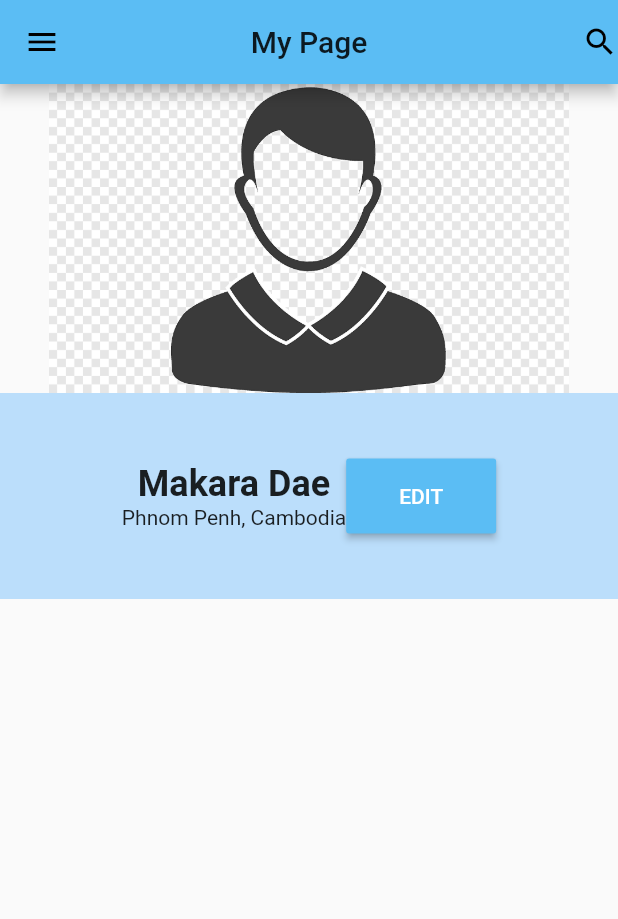
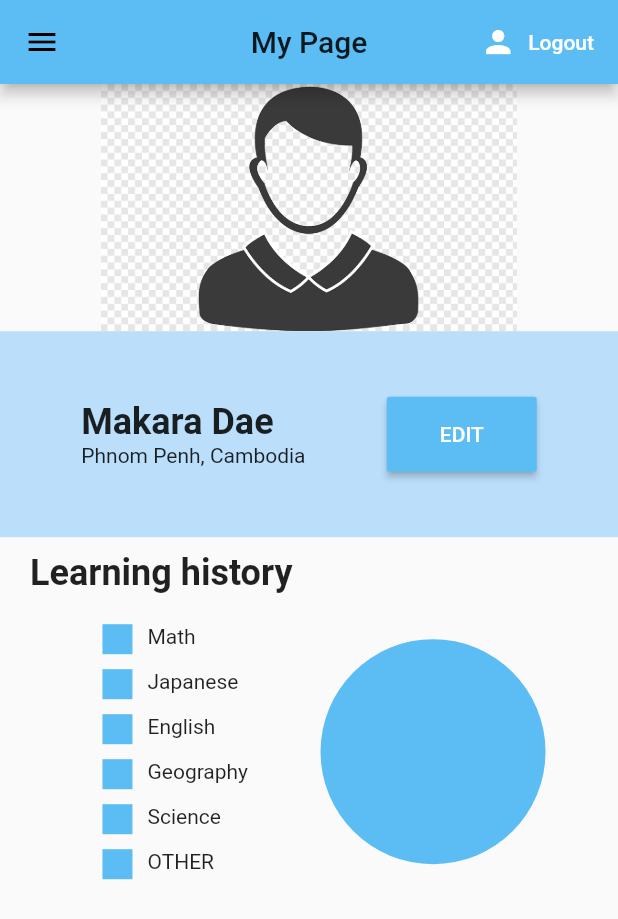
Before and after one commit to ChepChanSeyha/prune_app, a Flutter app: the Profile screen opened directly, on a phone screen of 412 x 824 dp. Shown: the top 919 px of the screen. Run offline on Flutter 3.47's test engine with Material 2 defaults, Android fonts, the phone set to English and light mode, and no system bars; our stand-ins replace charts_flutter, firebase_auth, flutter_spinkit, splashscreen, youtube_player_flutter; accounts and stored records are empty.

Commit message:
update profile screen

```diff
--- a/lib/main.dart
+++ b/lib/main.dart
@@ -1,7 +1,6 @@
 import 'package:flutter/material.dart';
 import 'package:provider/provider.dart';
 import 'package:prune_app/screens/home/splashscreen.dart';
-import 'package:prune_app/screens/wrapper.dart';
 import 'models/user.dart';
 import 'services/auth.dart';
 
--- a/lib/screens/home/home.dart
+++ b/lib/screens/home/home.dart
@@ -10,8 +10,8 @@ class Home extends StatefulWidget {
 class _HomeState extends State<Home> {
   @override
   Widget build(BuildContext context) {
-    return CupertinoScrollbar(
-      child: Container(
+    return Scaffold(
+      body: Container(
         child: Column(
           children: <Widget>[
             Padding(
@@ -50,7 +50,7 @@ Widget CustomTextField(text, BuildContext context) {
     onTap: (){
       Navigator.push(
           context,
-          CupertinoPageRoute(builder: (context) => ViewlistScreen()
+          CupertinoPageRoute(builder: (context) => ViewListScreen()
           )
       );
     },
--- a/lib/screens/home/profile.dart
+++ b/lib/screens/home/profile.dart
@@ -1,15 +1,159 @@
+import 'package:firebase_auth/firebase_auth.dart';
 import 'package:flutter/cupertino.dart';
+import 'package:flutter/material.dart';
+import 'package:prune_app/shared/loading.dart';
+import 'package:prune_app/shared/widgets.dart';
 
-class ProfileScreen extends StatefulWidget {
+class Profile extends StatefulWidget {
   @override
-  _ProfileScreenState createState() => _ProfileScreenState();
+  _ProfileState createState() => _ProfileState();
 }
 
-class _ProfileScreenState extends State<ProfileScreen> {
+class _ProfileState extends State<Profile> {
+
+  final FirebaseAuth _auth = FirebaseAuth.instance;
+
+  bool loading = false;
+
   @override
   Widget build(BuildContext context) {
-    return Container(
-      child: Text("profile"),
+    return loading ? Loading() : Scaffold(
+      appBar: AppBar(
+        centerTitle: true,
+        title: Text('My Page'),
+        actions: <Widget>[
+//          Icon(Icons.search),
+            FlatButton.icon(
+              onPressed: () async {
+                await _auth.signOut();
+              },
+              icon: Icon(
+                Icons.person,
+                color: Colors.white,
+              ),
+              label: Text(
+                'Logout',
+                style: TextStyle(color: Colors.white),
+              ))
+        ],
+      ),
+      drawer: Drawer(
+        child: ListView(
+          padding: EdgeInsets.zero,
+          children: const <Widget>[
+            DrawerHeader(
+              decoration: BoxDecoration(
+                color: Color(0xff5BBDF4),
+              ),
+              child: Text(
+                'Drawer Header',
+                style: TextStyle(
+                  color: Colors.white,
+                  fontSize: 24,
+                ),
+              ),
+            ),
+            ListTile(
+              leading: Icon(Icons.message),
+              title: Text('Messages'),
+            ),
+            ListTile(
+              leading: Icon(Icons.account_circle),
+              title: Text('Profile'),
+            ),
+            ListTile(
+              leading: Icon(Icons.settings),
+              title: Text('Settings'),
+            ),
+          ],
+        ),
+      ),
+      body: Column(
+        children: <Widget>[
+          Container(
+            width: MediaQuery.of(context).size.width * 1,
+            height: MediaQuery.of(context).size.width/2.5,
+            child: Image.asset('assets/images/image.png', fit: BoxFit.fitHeight, alignment: Alignment.center),
+          ),
+          Container(
+            color: Colors.blue[100],
+            width: MediaQuery.of(context).size.width * 1,
+            height: MediaQuery.of(context).size.width/3,
+            child: Row(
+              mainAxisAlignment: MainAxisAlignment.spaceEvenly,
+              children: <Widget>[
+                Column(
+                  mainAxisAlignment: MainAxisAlignment.center,
+                  crossAxisAlignment: CrossAxisAlignment.start,
+                  children: <Widget>[
+                    Text('Makara Dae', style: TextStyle(fontWeight: FontWeight.bold, fontSize: 24),),
+                    Text('Phnom Penh, Cambodia'),
+                  ],
+                ),
+                ButtonTheme(
+                  height: 50.0,
+                  minWidth: 100.0,
+                  child: RaisedButton(
+                    child: Text('EDIT'),
+                    onPressed: () {},
+                    textColor: Colors.white,
+                    color: Color(0xff5BBDF4),
+                  ),
+                ),
+              ],
+            ),
+          ),
+          Padding(
+            padding: const EdgeInsets.only(top: 10, bottom: 10),
+            child: Container(
+              width: MediaQuery.of(context).size.width * 1,
+              child: Padding(
+                padding: const EdgeInsets.only(left: 20),
+                child: Column(
+                  crossAxisAlignment: CrossAxisAlignment.start,
+                  children: <Widget>[
+                    Padding(
+                      padding: const EdgeInsets.only(bottom: 20),
+                      child: Text('Learning history', style: TextStyle(fontWeight: FontWeight.bold, fontSize: 24),),
+                    ),
+                    Row(
+                      crossAxisAlignment: CrossAxisAlignment.center,
+                      mainAxisAlignment: MainAxisAlignment.spaceEvenly,
+                      children: <Widget>[
+                        Column(
+                          crossAxisAlignment: CrossAxisAlignment.start,
+                          mainAxisAlignment: MainAxisAlignment.spaceEvenly,
+                          children: <Widget>[
+                            subject('Math'),
+                            SizedBox(height: 10,),
+                            subject('Japanese'),
+                            SizedBox(height: 10,),
+                            subject('English'),
+                            SizedBox(height: 10,),
+                            subject('Geography'),
+                            SizedBox(height: 10,),
+                            subject('Science'),
+                            SizedBox(height: 10,),
+                            subject('OTHER'),
+                          ],
+                        ),
+                        Container(
+                          width: 150,
+                          height: 150,
+                          decoration: BoxDecoration(
+                            shape: BoxShape.circle,
+                            color: Color(0xff5BBDF4),
+                          ),
+                        ),
+                      ],
+                    )
+                  ],
+                ),
+              ),
+            ),
+          ),
+        ],
+      ),
     );
   }
 }
--- a/lib/screens/home/splashscreen.dart
+++ b/lib/screens/home/splashscreen.dart
@@ -12,7 +12,7 @@ class _MySplashScreenState extends State<MySplashScreen> {
   @override
   Widget build(BuildContext context) {
     return SplashScreen(
-        seconds: 14,
+        seconds: 5,
         navigateAfterSeconds: Wrapper(),
         backgroundColor: Colors.transparent,
         imageBackground: AssetImage('assets/images/background.jpg'),
--- a/lib/screens/home/viewlist.dart
+++ b/lib/screens/home/viewlist.dart
@@ -2,12 +2,12 @@ import 'package:flutter/cupertino.dart';
 import 'package:flutter/material.dart';
 import 'package:youtube_player_flutter/youtube_player_flutter.dart';
 
-class ViewlistScreen extends StatefulWidget {
+class ViewListScreen extends StatefulWidget {
   @override
-  _ViewlistScreenState createState() => _ViewlistScreenState();
+  _ViewListScreenState createState() => _ViewListScreenState();
 }
 
-class _ViewlistScreenState extends State<ViewlistScreen> {
+class _ViewListScreenState extends State<ViewListScreen> {
   YoutubePlayerController _controller;
   @override
   void initState(){
--- a/lib/screens/profile/profile.dart
+++ /dev/null
@@ -1,89 +0,0 @@
-import 'package:flutter/cupertino.dart';
-import 'package:flutter/material.dart';
-
-class Profile extends StatefulWidget {
-  @override
-  _ProfileState createState() => _ProfileState();
-}
-
-class _ProfileState extends State<Profile> {
-  @override
-  Widget build(BuildContext context) {
-    return Scaffold(
-      appBar: AppBar(
-        centerTitle: true,
-        title: Text('My Page'),
-        actions: <Widget>[
-          Icon(Icons.search)
-        ],
-      ),
-      drawer: Drawer(
-        child: ListView(
-          padding: EdgeInsets.zero,
-          children: const <Widget>[
-            DrawerHeader(
-              decoration: BoxDecoration(
-                color: Color(0xff5BBDF4),
-              ),
-              child: Text(
-                'Drawer Header',
-                style: TextStyle(
-                  color: Colors.white,
-                  fontSize: 24,
-                ),
-              ),
-            ),
-            ListTile(
-              leading: Icon(Icons.message),
-              title: Text('Messages'),
-            ),
-            ListTile(
-              leading: Icon(Icons.account_circle),
-              title: Text('Profile'),
-            ),
-            ListTile(
-              leading: Icon(Icons.settings),
-              title: Text('Settings'),
-            ),
-          ],
-        ),
-      ),
-      body: Column(
-        children: <Widget>[
-          Container(
-            width: MediaQuery.of(context).size.width * 1,
-            height: MediaQuery.of(context).size.width/2,
-            child: Image.asset('assets/images/image.png', fit: BoxFit.fitHeight, alignment: Alignment.center),
-          ),
-          Container(
-            color: Colors.blue[100],
-            width: MediaQuery.of(context).size.width * 1,
-            height: MediaQuery.of(context).size.width/3,
-            child: Row(
-              mainAxisAlignment: MainAxisAlignment.center,
-              children: <Widget>[
-                Column(
-                  mainAxisAlignment: MainAxisAlignment.center,
-                  children: <Widget>[
-                    Text('Makara Dae', style: TextStyle(fontWeight: FontWeight.bold, fontSize: 24),),
-                    Text('Phnom Penh, Cambodia'),
-                  ],
-                ),
-                ButtonTheme(
-                  height: 50.0,
-                  minWidth: 100.0,
-                  child: RaisedButton(
-                    child: Text('EDIT'),
-                    onPressed: () {},
-                    textColor: Colors.white,
-                    color: Color(0xff5BBDF4),
-                  ),
-                )
-              ],
-            ),
-          ),
-        ],
-      ),
-    );
-  }
-}
--- a/lib/shared/loading.dart
+++ b/lib/shared/loading.dart
@@ -1,4 +1,4 @@
-import 'package:flutter/material.dart';
+import 'package:flutter/cupertino.dart';
 import 'package:flutter_spinkit/flutter_spinkit.dart';
 
 class Loading extends StatefulWidget {
@@ -10,7 +10,7 @@ class _LoadingState extends State<Loading> {
   @override
   Widget build(BuildContext context) {
     return Container(
-      color: Colors.white,
+      color: CupertinoColors.white,
       child: Center(
         child: SpinKitChasingDots(
           color: Color(0xff5BBDF4),
--- /dev/null
+++ b/lib/shared/widgets.dart
@@ -0,0 +1,17 @@
+import 'package:flutter/cupertino.dart';
+
+Widget subject(String text) {
+  return Row(
+    mainAxisAlignment: MainAxisAlignment.spaceEvenly,
+    crossAxisAlignment: CrossAxisAlignment.start,
+    children: <Widget>[
+      Container(
+        width: 20,
+        height: 20,
+        color: Color(0xff5BBDF4),
+      ),
+      SizedBox(width: 10),
+      Text(text),
+    ],
+  );
+}
--- a/pubspec.yaml
+++ b/pubspec.yaml
@@ -29,6 +29,7 @@ dependencies:
   flutter_spinkit: ^4.1.2
   splashscreen: ^1.2.0
   youtube_player_flutter: ^6.1.0+4
+  charts_flutter: ^0.9.0
 
 dev_dependencies:
   flutter_test:
```
Also changed, not shown: lib/screens/home/charts.dart (added, +58 -0 lines), lib/screens/navigetionbar.dart (+7 -16 lines), lib/screens/shared/my_flutter_app_icons.dart (deleted, +0 -35 lines), lib/screens/wrapper.dart (+4 -13 lines), pubspec.lock, 1 other file.
